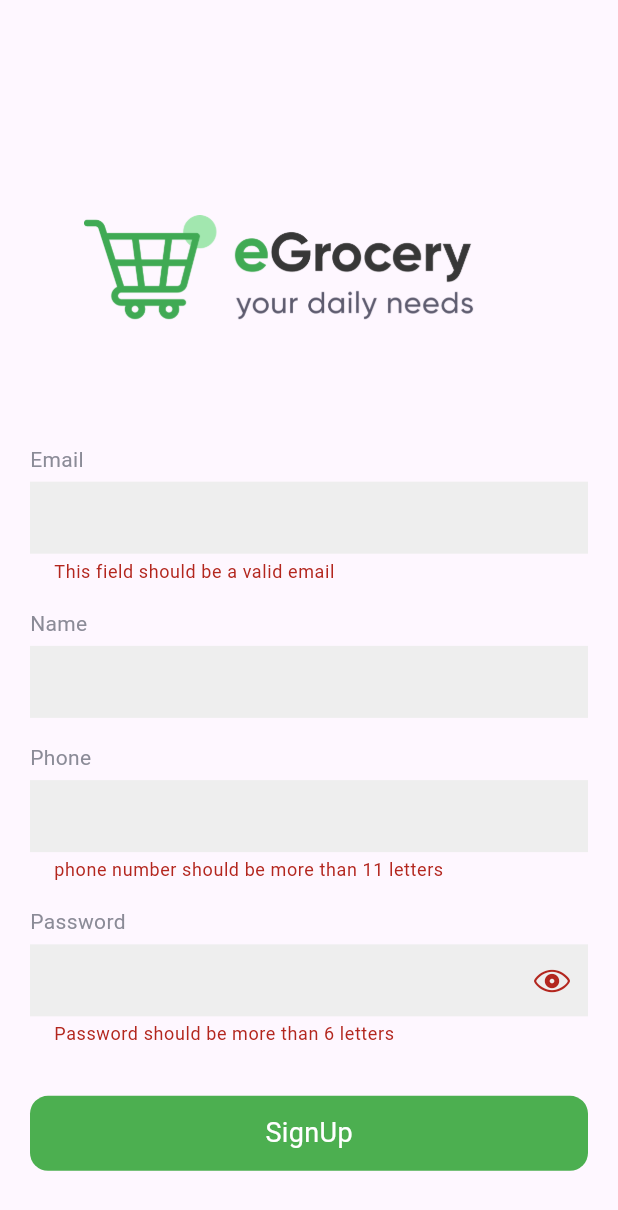
After one commit to Ahmed-3lam/rwad_five, a Flutter app: the RegisterScreen screen opened directly, after a tap on "SignUp", on a phone screen of 412 x 824 dp. The commit adds this screen. Shown: the top 1210 px of the screen. Run offline on Flutter 3.47's test engine with Material 3 defaults, Android fonts, the phone set to English and light mode, and no system bars; our stand-ins replace bloc, dio, flutter_bloc, get, hive, hive_flutter; accounts and stored records are empty.

Commit message:
Ecommerce Api (2)

```diff
--- a/lib/dummy_projects/ecommerce/login/cubit/login_cubit.dart
+++ b/lib/dummy_projects/ecommerce/auth/cubit/login_cubit.dart
@@ -1,10 +1,12 @@
 import 'package:bloc/bloc.dart';
 import 'package:get/get.dart';
 import 'package:meta/meta.dart';
-import 'package:rwad/dummy_projects/ecommerce/helpers/KApis.dart';
+import 'package:rwad/dummy_projects/ecommerce/const/KApis.dart';
 import 'package:rwad/dummy_projects/ecommerce/helpers/dio_helper.dart';
-import 'package:rwad/dummy_projects/ecommerce/login/model/login_model.dart';
+import 'package:rwad/dummy_projects/ecommerce/helpers/hive_helper.dart';
 import 'package:rwad/dummy_projects/ecommerce/main/main_screen.dart';
+
+import '../model/login_model.dart';
 
 part 'login_state.dart';
 
@@ -14,18 +16,24 @@ class LoginCubit extends Cubit<LoginState> {
   void login({
     required String email,
     required String password,
+    String? name,
+    String? phone,
+    bool isRegister = false,
   }) async {
     emit(LoginLoadingState());
     try {
       final response = await DioHelper.postData(
-        path: KApis.login,
+        path: isRegister ? KApis.register : KApis.login,
         body: {
           "email": email,
           "password": password,
+          if (isRegister) "name": name,
+          if (isRegister) "phone": phone,
         },
       );
       model = LoginModel.fromJson(response.data);
       if (model.status == true) {
+        HiveHelper.setToken(model.data?.token ?? "");
         Get.offAll(MainScreen());
         emit(LoginSuccessState(model.message ?? ""));
       } else {
--- a/lib/dummy_projects/ecommerce/auth/auth_screen.dart
+++ b/lib/dummy_projects/ecommerce/auth/screen/auth_screen.dart
@@ -3,9 +3,10 @@ import 'dart:async';
 import 'package:flutter/material.dart';
 import 'package:get/route_manager.dart';
 import 'package:rwad/const.dart';
-import 'package:rwad/dummy_projects/ecommerce/login/login_screen.dart';
+import 'package:rwad/dummy_projects/ecommerce/auth/screen/register_screen.dart';
 
-import '../const/kcolors.dart';
+import '../../const/kcolors.dart';
+import 'login_screen.dart';
 
 class AuthScreen extends StatefulWidget {
   const AuthScreen({super.key});
@@ -84,9 +85,11 @@ class _AuthScreenState extends State<AuthScreen> {
                   height: 20,
                 ),
                 _btn(
-                  text: "Create an account",
-                  isSecond: true,
-                ),
+                    text: "Create an account",
+                    isSecond: true,
+                    onTap: () {
+                      Get.to(RegisterScreen());
+                    }),
               ],
             ),
           )
--- a/lib/dummy_projects/ecommerce/login/login_screen.dart
+++ b/lib/dummy_projects/ecommerce/auth/screen/login_screen.dart
@@ -2,8 +2,9 @@ import 'package:flutter/material.dart';
 import 'package:flutter_bloc/flutter_bloc.dart';
 import 'package:get/get.dart';
 import 'package:rwad/const.dart';
-import 'package:rwad/dummy_projects/ecommerce/login/cubit/login_cubit.dart';
-import 'package:rwad/dummy_projects/ecommerce/login/widgets/custom_textfield.dart';
+
+import '../cubit/login_cubit.dart';
+import '../widgets/custom_textfield.dart';
 
 class LoginScreen extends StatelessWidget {
   @override
--- /dev/null
+++ b/lib/dummy_projects/ecommerce/auth/screen/register_screen.dart
@@ -0,0 +1,159 @@
+import 'package:flutter/material.dart';
+import 'package:flutter_bloc/flutter_bloc.dart';
+import 'package:get/get.dart';
+import 'package:rwad/const.dart';
+
+import '../cubit/login_cubit.dart';
+import '../widgets/custom_textfield.dart';
+
+class RegisterScreen extends StatelessWidget {
+  @override
+  Widget build(BuildContext context) {
+    final height = MediaQuery.sizeOf(context).height;
+    final _emailController = TextEditingController();
+    final _passwordController = TextEditingController();
+    final _nameController = TextEditingController();
+    final _phoneController = TextEditingController();
+    final _formKey = GlobalKey<FormState>();
+
+    return BlocListener<LoginCubit, LoginState>(
+      listener: (context, state) {
+        if (state is LoginErrorState) {
+          Get.snackbar(
+            "Error",
+            state.msg,
+            backgroundColor: Colors.red,
+            colorText: Colors.white,
+          );
+        }
+        if (state is LoginSuccessState) {
+          Get.snackbar(
+            "Success",
+            state.msg,
+            backgroundColor: Colors.green,
+            colorText: Colors.white,
+          );
+        }
+      },
+      child: Scaffold(
+        body: Padding(
+          padding: const EdgeInsets.only(
+            top: 100.0,
+            right: 20,
+            left: 20,
+          ),
+          child: Center(
+            child: Form(
+              key: _formKey,
+              child: SingleChildScrollView(
+                child: Column(
+                  children: [
+                    Container(
+                      width: 300,
+                      child: Image.asset(
+                        imagePath + "logo2.png",
+                      ),
+                    ),
+                    SizedBox(
+                      height: height * .1,
+                    ),
+                    Column(
+                      crossAxisAlignment: CrossAxisAlignment.start,
+                      children: [
+                        CustomTextfield(
+                          text: "Email",
+                          controller: _emailController,
+                          validator: (val) {
+                            final bool emailValid = RegExp(
+                                    r"^[a-zA-Z0-9.a-zA-Z0-9.!#$%&'*+-/=?^_`{|}~]+@[a-zA-Z0-9]+\.[a-zA-Z]+")
+                                .hasMatch(val!);
+                            if (!emailValid) {
+                              return "This field should be a valid email";
+                            }
+                          },
+                        ),
+                        SizedBox(
+                          height: height * .02,
+                        ),
+                        CustomTextfield(
+                          text: "Name",
+                          controller: _nameController,
+                        ),
+                        SizedBox(
+                          height: height * .02,
+                        ),
+                        CustomTextfield(
+                          text: "Phone",
+                          controller: _phoneController,
+                          validator: (val) {
+                            if (val!.length != 11) {
+                              return "phone number should be more than 11 letters";
+                            }
+                          },
+                        ),
+                        SizedBox(
+                          height: height * .02,
+                        ),
+                        CustomTextfield(
+                          text: "Password",
+                          isPassword: true,
+                          controller: _passwordController,
+                          validator: (val) {
+                            if (val!.length < 6) {
+                              return "Password should be more than 6 letters";
+                            }
+                          },
+                        ),
+                        SizedBox(
+                          height: height * .04,
+                        ),
+                        BlocBuilder<LoginCubit, LoginState>(
+                          builder: (context, state) {
+                            if (state is LoginLoadingState) {
+                              return const Center(
+                                child: CircularProgressIndicator(),
+                              );
+                            }
+                            return InkWell(
+                              onTap: () {
+                                if (_formKey.currentState!.validate()) {
+                                  context.read<LoginCubit>().login(
+                                        isRegister: true,
+                                        email: _emailController.text,
+                                        password: _passwordController.text,
+                                        name: _nameController.text,
+                                        phone: _phoneController.text,
+                                      );
+                                }
+                              },
+                              child: Container(
+                                height: 50,
+                                decoration: BoxDecoration(
+                                  borderRadius: BorderRadius.circular(12),
+                                  color: Colors.green,
+                                ),
+                                child: const Center(
+                                  child: Text(
+                                    "SignUp",
+                                    style: TextStyle(
+                                      fontSize: 18,
+                                      color: Colors.white,
+                                    ),
+                                  ),
+                                ),
+                              ),
+                            );
+                          },
+                        )
+                      ],
+                    )
+                  ],
+                ),
+              ),
+            ),
+          ),
+        ),
+      ),
+    );
+  }
+}
--- a/lib/dummy_projects/ecommerce/helpers/KApis.dart
+++ b/lib/dummy_projects/ecommerce/const/KApis.dart
@@ -1,4 +1,5 @@
 class KApis {
   static const baseUrl = "https://student.valuxapps.com/api/";
   static const login = "login";
+  static const register = "register";
 }
--- a/lib/dummy_projects/ecommerce/helpers/dio_helper.dart
+++ b/lib/dummy_projects/ecommerce/helpers/dio_helper.dart
@@ -1,5 +1,5 @@
 import 'package:dio/dio.dart';
-import 'package:rwad/dummy_projects/ecommerce/helpers/KApis.dart';
+import 'package:rwad/dummy_projects/ecommerce/const/KApis.dart';
 
 class DioHelper {
   static late Dio _dio;
--- a/lib/dummy_projects/ecommerce/helpers/hive_helper.dart
+++ b/lib/dummy_projects/ecommerce/helpers/hive_helper.dart
@@ -2,6 +2,7 @@ import 'package:hive/hive.dart';
 
 class HiveHelper {
   static const onboardingBox = "ONBOARDING_BOX";
+  static const token = "TOKEN";
 
   static void setValueInOnboardingBox() {
     Hive.box(onboardingBox).put(onboardingBox, true);
@@ -14,4 +15,17 @@ class HiveHelper {
       return true;
     }
   }
+
+  static void setToken(String tokenParam) {
+    Hive.box(token).put(token, tokenParam);
+  }
+
+  static String? getToken() {
+    if (Hive.box(token).isNotEmpty) {
+      return Hive.box(token).get(
+        token,
+      );
+    }
+    return null;
+  }
 }
--- a/lib/dummy_projects/ecommerce/splash/splash_screen.dart
+++ b/lib/dummy_projects/ecommerce/splash/splash_screen.dart
@@ -3,9 +3,11 @@ import 'dart:async';
 import 'package:flutter/material.dart';
 import 'package:get/route_manager.dart';
 import 'package:rwad/const.dart';
-import 'package:rwad/dummy_projects/ecommerce/auth/auth_screen.dart';
 import 'package:rwad/dummy_projects/ecommerce/helpers/hive_helper.dart';
+import 'package:rwad/dummy_projects/ecommerce/main/main_screen.dart';
 import 'package:rwad/dummy_projects/ecommerce/onboarding/onboarding_screen.dart';
+
+import '../auth/screen/auth_screen.dart';
 
 class SplashScreen extends StatefulWidget {
   const SplashScreen({super.key});
@@ -37,7 +39,11 @@ class _SplashScreenState extends State<SplashScreen> {
     Future.delayed(Duration(seconds: 4)).then((val) {
       time.cancel();
       if (HiveHelper.checkOnBoardingValue()) {
-        Get.offAll(AuthScreen());
+        if (HiveHelper.getToken() != null) {
+          Get.offAll(const MainScreen());
+        } else {
+          Get.offAll(AuthScreen());
+        }
       } else {
         Get.offAll(OnboardingScreen());
       }
--- a/lib/main.dart
+++ b/lib/main.dart
@@ -4,13 +4,14 @@ import 'package:get/get.dart';
 import 'package:hive_flutter/adapters.dart';
 import 'package:rwad/dummy_projects/ecommerce/helpers/dio_helper.dart';
 import 'package:rwad/dummy_projects/ecommerce/helpers/hive_helper.dart';
-import 'package:rwad/dummy_projects/ecommerce/login/cubit/login_cubit.dart';
 
+import 'dummy_projects/ecommerce/auth/cubit/login_cubit.dart';
 import 'dummy_projects/ecommerce/splash/splash_screen.dart';
 
 void main() async {
   await Hive.initFlutter();
   await Hive.openBox(HiveHelper.onboardingBox);
+  await Hive.openBox(HiveHelper.token);
   DioHelper.inint();
   runApp(const MyApp());
 }
```
Also changed, not shown: lib/dummy_projects/ecommerce/onboarding/onboarding_screen.dart (+1 -6 lines), lib/dummy_projects/ecommerce/auth/cubit/login_state.dart (renamed from lib/dummy_projects/ecommerce/login/cubit/login_state.dart), lib/dummy_projects/ecommerce/auth/model/login_model.dart (renamed from lib/dummy_projects/ecommerce/login/model/login_model.dart), lib/dummy_projects/ecommerce/auth/widgets/custom_textfield.dart (renamed from lib/dummy_projects/ecommerce/login/widgets/custom_textfield.dart).
